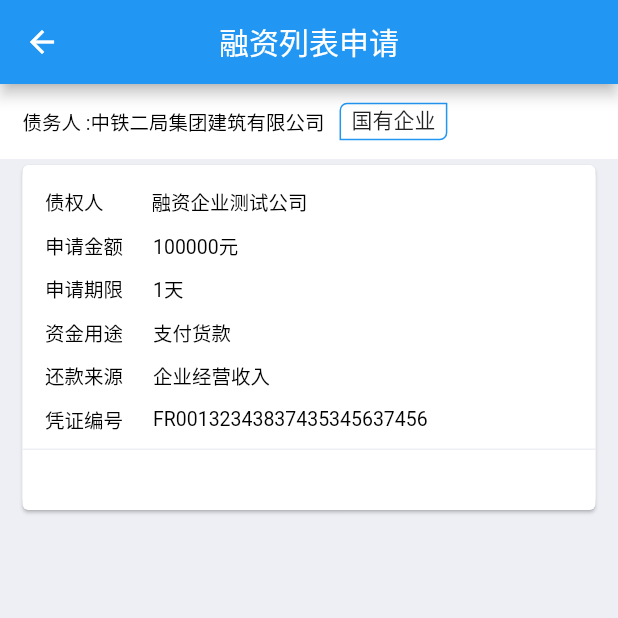
After one commit to saijiang/flutter, a Flutter app: the screen it shows after launch, after a tap on "中铁二局集团建筑有限公司", on a phone screen of 412 x 824 dp, the top half of it. The commit adds this screen. Run offline on Flutter 3.47's test engine with Material 2 defaults, Android fonts, the phone set to English and light mode, and no system bars; our stand-ins replace flutter_easyrefresh, flutter_screenutil, flutter_swiper; missing offline and left inert: flutter_cupertino_date_picker; network calls fail; statements that could not run were skipped.

Commit message:
卡片card

```diff
--- /dev/null
+++ b/my_flutter/lib/demo/card_demo.dart
@@ -0,0 +1,102 @@
+import 'package:flutter/material.dart';
+
+class CustomCardView extends StatelessWidget {
+  @override
+  Widget build(BuildContext context) {
+    return Card(
+      child: Column(
+        children: <Widget>[
+          Container(
+            height: 230,
+            width: MediaQuery.of(context).size.width - 30,
+            // color: Colors.white,
+            decoration: BoxDecoration(
+              color: Colors.white,
+              borderRadius: BorderRadius.all(Radius.circular(8)),
+            ),
+            child: Column(
+              children: <Widget>[
+                SizedBox(height: 15,),
+                Row(
+                  children: <Widget>[
+                    SizedBox(width: 15,),
+                    Text('债权人',style: TextStyle(color: Colors.black,fontSize: 13),),
+                    SizedBox(width: 32,),
+                    Text('融资企业测试公司',style: TextStyle(color: Colors.black,fontSize: 13),),
+                  ],
+                ),
+                SizedBox(height: 10,),
+                   Row(
+                  children: <Widget>[
+                    SizedBox(width: 15,),
+                    Text('申请金额',style: TextStyle(color: Colors.black,fontSize: 13),),
+                    SizedBox(width: 20,),
+                    Text('100000元',style: TextStyle(color: Colors.black,fontSize: 13),),
+                  ],
+                ),
+                   SizedBox(height: 10,),
+                   Row(
+                  children: <Widget>[
+                    SizedBox(width: 15,),
+                    Text('申请期限',style: TextStyle(color: Colors.black,fontSize: 13),),
+                    SizedBox(width: 20,),
+                    Text('1天',style: TextStyle(color: Colors.black,fontSize: 13),),
+                  ],
+                ),
+                   SizedBox(height: 10,),
+                   Row(
+                  children: <Widget>[
+                    SizedBox(width: 15,),
+                    Text('资金用途',style: TextStyle(color: Colors.black,fontSize: 13),),
+                    SizedBox(width: 20,),
+                    Text('支付货款',style: TextStyle(color: Colors.black,fontSize: 13),),
+                  ],
+                ),
+                   SizedBox(height: 10,),
+                   Row(
+                  children: <Widget>[
+                    SizedBox(width: 15,),
+                    Text('还款来源',style: TextStyle(color: Colors.black,fontSize: 13),),
+                    SizedBox(width: 20,),
+                    Text('企业经营收入',style: TextStyle(color: Colors.black,fontSize: 13),),
+                  ],
+                ),
+                   SizedBox(height: 10,),
+                   Row(
+                  children: <Widget>[
+                    SizedBox(width: 15,),
+                    Text('凭证编号',style: TextStyle(color: Colors.black,fontSize: 13),),
+                    SizedBox(width: 20,),
+                    Text('FR00132343837435345637456',style: TextStyle(color: Colors.black,fontSize: 13),),
+                  ],
+                ),
+
+                   SizedBox(
+                  width: MediaQuery.of(context).size.width - 30,
+                  height: 11,
+                  child: Container(
+                    // color: Color(0xffEDEFF4),
+                    child: Column(
+                      children: <Widget>[
+                        SizedBox(height: 10,),
+                        Container(
+                          color: Color(0xffEDEFF4),
+                          child: SizedBox(
+                            width: MediaQuery.of(context).size.width - 30,
+                            height: 1,
+                          ),
+                        )
+                      ],
+                    ),
+
+                  ),
+                )
+
+              ],
+            ),
+          )
+        ],
+      ),
+    );
+  }
+}
--- a/my_flutter/lib/demo/custom_cell_demo.dart
+++ b/my_flutter/lib/demo/custom_cell_demo.dart
@@ -1,4 +1,5 @@
 import 'package:flutter/material.dart';
+import '../detailsController/finaction_list_demo.dart';
 
 class CustomCellView extends StatefulWidget {
   @override
@@ -8,9 +9,20 @@ class CustomCellView extends StatefulWidget {
 class _CustomCellViewState extends State<CustomCellView> {
   @override
   Widget build(BuildContext context) {
-    return Container(
+    return GestureDetector(
+      onTap:() {
+        debugPrint('点击事件');
+/////   路由页面跳转
+        Navigator.push(
+          context,
+          MaterialPageRoute(builder: (context) => CustomFianactionList())
+        );
+
+      },
+       child: Container(
       color: Color(0xffEDEFF4),
       height: 180,
+
       child: Column(
         children: <Widget>[
           Container(
@@ -161,6 +173,7 @@ class _CustomCellViewState extends State<CustomCellView> {
    SizedBox(height: 10,)
         ],
       )
+       )
     );
   }
 }
--- /dev/null
+++ b/my_flutter/lib/detailsController/finaction_list_demo.dart
@@ -0,0 +1,60 @@
+import 'package:flutter/material.dart';
+import 'package:my_flutter/demo/card_demo.dart';
+
+class CustomFianactionList extends StatelessWidget {
+  @override
+  Widget build(BuildContext context) {
+    return Scaffold(
+      appBar: AppBar(
+        title: Text('融资列表申请'),
+        centerTitle: true,//标题居中显示 默认flase 不遵循android的md设计，都是按照苹果的设计来的
+      ),
+      body: Container(
+        color: Color(0xffEDEFF4),
+        child: Column(
+          children: <Widget>[
+              CustomCompyMessageView(),
+              CustomCardView(),
+          ],
+        ),
+      ),
+    );
+  }
+}
+
+class CustomCompyMessageView extends StatelessWidget {
+  @override
+  Widget build(BuildContext context) {
+    return Container(
+      width: MediaQuery.of(context).size.width,
+      height: 50,
+      color: Colors.white,
+      child: Row(
+        children: <Widget>[
+          SizedBox(width: 15,),
+          Text('债务人 :',style: TextStyle(color: Colors.black,fontSize: 13),),
+          Text('中铁二局集团建筑有限公司',style: TextStyle(color: Colors.black,fontSize: 13),),
+         SizedBox(width: 10,),
+          Container(
+            //  color: Colors.blue,
+             height: 25,
+             child: Text('  国有企业  '),
+             decoration: BoxDecoration(
+                 color: Colors.white,
+               borderRadius: BorderRadius.only(
+                  topLeft: Radius.circular(5),
+                  bottomRight: Radius.circular(5)
+               ),
+               border: Border.all(
+                 color: Colors.blue,
+                 width: 1,
+                 style: BorderStyle.solid
+               )
+             ),
+          ),
+
+        ],
+      ),
+    );
+  }
+}
```
